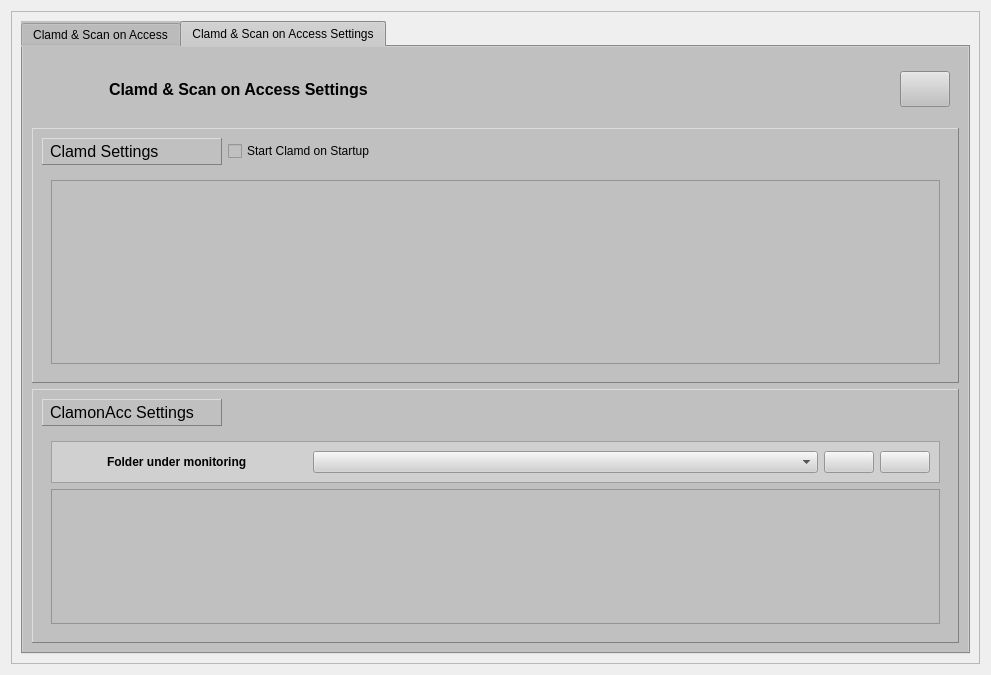
The window that ui/clamdmanager.ui (robinking623/clamav-gui) describes before a commit, drawn with Qt 5.
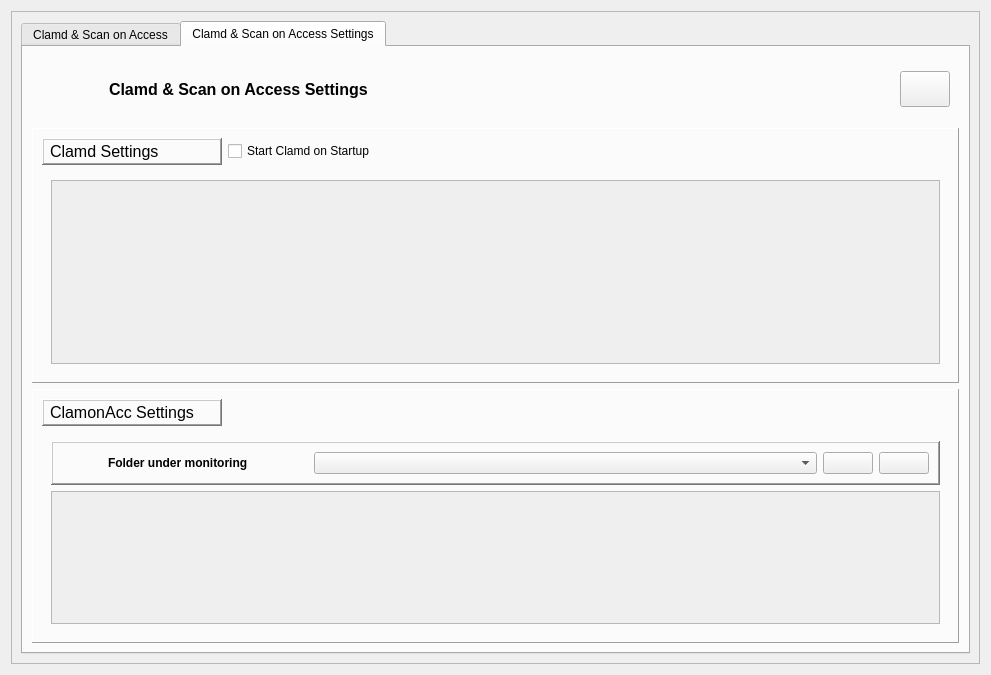
The same window after the commit. The open tabs and pages were chosen to show the change. Icons and pictures are not drawn.

```diff
--- a/ui/clamdmanager.ui
+++ b/ui/clamdmanager.ui
@@ -32,7 +32,7 @@
       <item row="0" column="1">
        <widget class="QTabWidget" name="tabWidget">
         <property name="styleSheet">
-         <string notr="true">background-color:#c0c0c0</string>
+         <string notr="true"/>
         </property>
         <property name="currentIndex">
          <number>0</number>
@@ -300,7 +300,7 @@
                 <string notr="true">padding:3</string>
                </property>
                <property name="frameShape">
-                <enum>QFrame::Panel</enum>
+                <enum>QFrame::WinPanel</enum>
                </property>
                <property name="frameShadow">
                 <enum>QFrame::Raised</enum>
@@ -409,7 +409,7 @@
                 <string notr="true">padding:3</string>
                </property>
                <property name="frameShape">
-                <enum>QFrame::Panel</enum>
+                <enum>QFrame::WinPanel</enum>
                </property>
                <property name="frameShadow">
                 <enum>QFrame::Raised</enum>
@@ -428,10 +428,10 @@
                    <bool>false</bool>
                   </property>
                   <property name="styleSheet">
-                   <string notr="true">background-color:#d0d0d0</string>
+                   <string notr="true"/>
                   </property>
                   <property name="frameShape">
-                   <enum>QFrame::StyledPanel</enum>
+                   <enum>QFrame::WinPanel</enum>
                   </property>
                   <property name="frameShadow">
                    <enum>QFrame::Raised</enum>
@@ -550,7 +550,7 @@
                      <x>0</x>
                      <y>0</y>
                      <width>891</width>
-                     <height>112</height>
+                     <height>110</height>
                     </rect>
                    </property>
                    <layout class="QVBoxLayout" name="verticalLayout">
```
Left out of the diff: 4 changed lines with no effect on the pictures.
